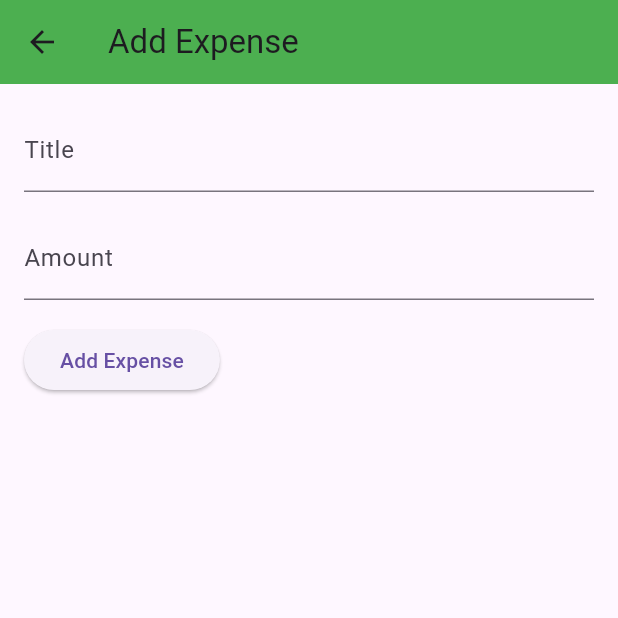
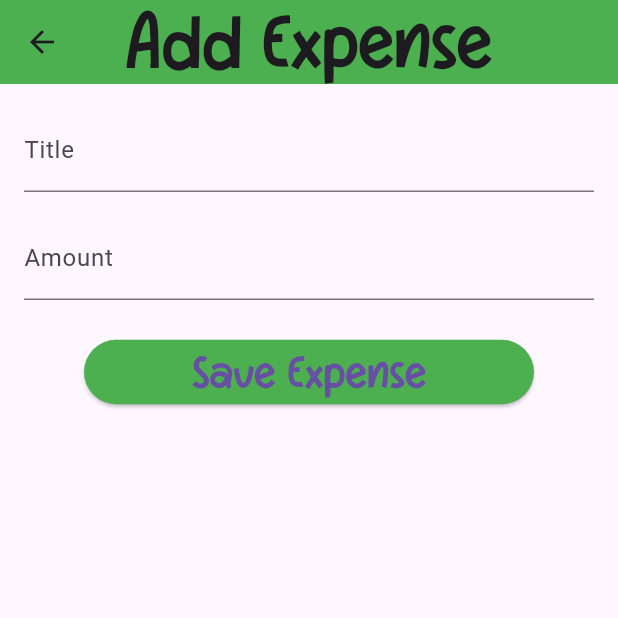
Before and after one commit to nchildressCSS/expense_list, a Flutter app: the screen it shows after launch, after a tap on "Add Expense", on a phone screen of 412 x 824 dp, the top half of it. Run offline on Flutter 3.47's test engine with Material 3 defaults, Android fonts, the phone set to English and light mode, and no system bars; our stand-ins replace hive, hive_flutter; accounts and stored records are empty.

Commit message:
Sprint 3 Completed. Implementation of edit button.

```diff
--- a/lib/models/expense_model.dart
+++ b/lib/models/expense_model.dart
@@ -1,12 +1,11 @@
-// expense_model.dart
 import 'package:hive/hive.dart';
 
 part 'expense_model.g.dart';
 
 @HiveType(typeId: 0)
-class Expense {
+class Expense extends HiveObject {
   @HiveField(0)
-  late int id;
+  late int key;
 
   @HiveField(1)
   late String title;
@@ -14,6 +13,5 @@ class Expense {
   @HiveField(2)
   late double amount;
 
-
-  Expense({required this.id, required this.title, required this.amount});
+  Expense({required this.key, required this.title, required this.amount});
 }
--- a/lib/screens/add_expense_screen.dart
+++ b/lib/screens/add_expense_screen.dart
@@ -1,4 +1,3 @@
-// add_expense_screen.dart
 import 'package:flutter/material.dart';
 import '../hive_database.dart';
 import '../models/expense_model.dart';
@@ -15,45 +14,56 @@ class AddExpenseScreen extends StatefulWidget {
 class _AddExpenseScreenState extends State<AddExpenseScreen> {
   final TextEditingController _titleController = TextEditingController();
   final TextEditingController _amountController = TextEditingController();
-  final HiveDatabase _hiveDatabase = HiveDatabase(); // Declare _hiveDatabase here
+  final HiveDatabase _hiveDatabase = HiveDatabase();
 
   @override
   void initState() {
     super.initState();
 
     if (widget.editingExpense != null) {
-      // If editing an existing expense, populate the fields with its data
       _titleController.text = widget.editingExpense!.title;
       _amountController.text = widget.editingExpense!.amount.toString();
     }
   }
 
-  void _addOrUpdateExpense() async {
+  void _saveExpense() async {
     final String title = _titleController.text;
     final double amount = double.parse(_amountController.text);
-    final DateTime date = DateTime.now();
-
-    final Expense newExpense = Expense(id: widget.editingExpense?.id ?? 0, title: title, amount: amount);
 
     if (widget.editingExpense != null) {
-      // If editing an existing expense, update it
-      await _hiveDatabase.updateExpense(newExpense);
+      final Expense updatedExpense = Expense(
+        key: widget.editingExpense!.key,
+        title: title,
+        amount: amount,
+      );
+
+      await _hiveDatabase.updateExpense(updatedExpense);
+      Navigator.pop(context, updatedExpense); // Return the updated expense
     } else {
-      // If adding a new expense, add it
+      final Expense newExpense = Expense(
+        key: DateTime.now().millisecondsSinceEpoch, // Ensure a unique key
+        title: title,
+        amount: amount,
+      );
       await _hiveDatabase.addExpense(newExpense);
+      Navigator.pop(context, newExpense); // Return the new expense
     }
+  }
 
-    print('Expense added/updated: $newExpense');
-
-    Navigator.pop(context); // Close the add expense screen
-  }
 
   @override
   Widget build(BuildContext context) {
     return Scaffold(
       appBar: AppBar(
-        title: Text(widget.editingExpense != null ? 'Edit Expense' : 'Add Expense'),
+        title: Text(
+          widget.editingExpense != null ? 'Edit Expense' : 'Add Expense',
+          style: const TextStyle(
+            fontFamily: 'BrownFox',
+            fontSize: 50.0,
+          ),
+        ),
         backgroundColor: Colors.green,
+        centerTitle: true,
       ),
       body: Padding(
         padding: const EdgeInsets.all(16.0),
@@ -62,18 +72,44 @@ class _AddExpenseScreenState extends State<AddExpenseScreen> {
           children: [
             TextField(
               controller: _titleController,
-              decoration: InputDecoration(labelText: 'Title'),
+              decoration: const InputDecoration(
+                labelText: 'Title',
+                focusedBorder: UnderlineInputBorder(
+                  borderSide: BorderSide(color: Colors.green),
+                ),
+              ),
             ),
-            SizedBox(height: 16.0),
+            const SizedBox(height: 16.0),
             TextField(
               controller: _amountController,
-              decoration: InputDecoration(labelText: 'Amount'),
+              decoration: const InputDecoration(labelText: 'Amount'),
               keyboardType: TextInputType.number,
             ),
-            SizedBox(height: 16.0),
-            ElevatedButton(
-              onPressed: _addOrUpdateExpense,
-              child: Text(widget.editingExpense != null ? 'Update Expense' : 'Add Expense'),
+            const SizedBox(height: 16.0),
+            Center(
+              child: Padding(
+                padding: const EdgeInsets.all(8.0),
+                child: ElevatedButton(
+                  onPressed: _saveExpense,
+                  style: ButtonStyle(
+                    backgroundColor: MaterialStateProperty.resolveWith<Color>(
+                          (Set<MaterialState> states) {
+                        return Colors.green;
+                      },
+                    ),
+                    minimumSize: MaterialStateProperty.all(const Size(300, 40)),
+                  ),
+                  child: Text(
+                    widget.editingExpense != null
+                        ? 'Update Expense'
+                        : 'Save Expense',
+                    style: const TextStyle(
+                      fontFamily: 'BrownFox',
+                      fontSize: 30.0,
+                    ),
+                  ),
+                ),
+              ),
             ),
           ],
         ),
--- a/lib/screens/expense_tracker.dart
+++ b/lib/screens/expense_tracker.dart
@@ -1,7 +1,7 @@
 import 'package:flutter/material.dart';
 import 'package:expense_list/models/expense_model.dart';
 import 'package:expense_list/hive_database.dart';
-
+import 'package:hive/hive.dart';
 import 'add_expense_screen.dart';
 
 class ExpenseTracker extends StatefulWidget {
@@ -10,8 +10,11 @@ class ExpenseTracker extends StatefulWidget {
 }
 
 class _ExpenseTrackerState extends State<ExpenseTracker> {
+  static const String _expenseBoxName = 'expenses';
+
   final HiveDatabase _hiveDatabase = HiveDatabase();
   List<Expense> expenses = [];
+  int nextExpenseId = 0;
 
   @override
   void initState() {
@@ -19,38 +22,148 @@ class _ExpenseTrackerState extends State<ExpenseTracker> {
     _loadExpenses();
   }
 
+
   Future<void> _loadExpenses() async {
     final loadedExpenses = await _hiveDatabase.getExpenses();
+
     setState(() {
       expenses = loadedExpenses;
     });
+
+    print('Expenses loaded: $expenses');
   }
 
-  Future<void> _deleteExpense(int id) async {
-    await _hiveDatabase.deleteExpense(id);
-    _loadExpenses();
+  Future<void> _deleteExpense(int? id) async {
+    if (id != null) {
+      final expenseIndex = expenses.indexWhere((expense) => expense.key == id);
+      if (expenseIndex != -1) {
+        print('Deleting expense with ID: $id');
+        try {
+          print('Deleting expense with Hive key: ${expenses[expenseIndex].key}');
+          await expenses[expenseIndex].delete();
+          print('Expense deleted with id: $id');
+          setState(() {
+            expenses.removeAt(expenseIndex);
+          });
+        } catch (e) {
+          print('Error deleting expense: $e');
+        }
+      } else {
+        print('Expense not found with ID: $id');
+      }
+    } else {
+      print('Invalid expense ID');
+    }
   }
 
+
   Future<void> _editExpense(Expense expense) async {
-    await Navigator.push(
+    print('Editing expense: $expense');
+
+    final updatedExpense = await Navigator.push(
       context,
       MaterialPageRoute(
         builder: (context) => AddExpenseScreen(editingExpense: expense),
       ),
     );
-    _loadExpenses();
+
+    print('Updated expense from AddExpenseScreen: $updatedExpense');
+
+    if (updatedExpense != null && updatedExpense is Expense) {
+      try {
+        final index = expenses.indexOf(expense);
+
+        if (index != -1) {
+          setState(() {
+            // Update the existing expense in the list
+            expenses[index] = updatedExpense;
+          });
+
+          // Use the original key when updating in Hive
+          await _hiveDatabase.updateExpense(updatedExpense);
+
+          print('Expense updated in UI and Hive');
+        } else {
+          print('Original expense not found in the list');
+        }
+      } catch (e) {
+        print('Error updating expense in Hive or UI: $e');
+      }
+    }
+  }
+
+
+  Future<List<Expense>> getExpenses() async {
+    final box = await Hive.openBox<Expense>(_expenseBoxName);
+    return box.values.toList();
+  }
+
+  double _calculateTotalCost() {
+    return expenses.fold(0.0, (double total, Expense expense) => total + expense.amount);
   }
 
   @override
   Widget build(BuildContext context) {
     return Scaffold(
       appBar: AppBar(
-        title: Text('Expense Tracker'),
+        title: const Text("Expense Tracker",
+          style: TextStyle(
+            fontFamily: 'BrownFox',
+            fontSize: 50.0,
+          ),
+        ),
         backgroundColor: Colors.green,
+        centerTitle: true,
       ),
       body: Column(
-        crossAxisAlignment: CrossAxisAlignment.stretch,
         children: [
+          Expanded(
+            child: ListView.builder(
+              itemCount: expenses.length,
+              itemBuilder: (context, index) {
+                final expense = expenses[index];
+                return ListTile(
+                  title: Text(
+                    expense.title,
+                    style: const TextStyle(
+                        color: Colors.black,
+                        fontSize: 18.0,
+                        fontWeight: FontWeight.bold),
+                  ),
+                  subtitle: Text(
+                    '${expense.amount} \$',
+                    style: const TextStyle(
+                        color: Colors.green,
+                        fontSize: 18.0,
+                        fontWeight: FontWeight.bold),
+                  ),
+                  trailing: Row(
+                    mainAxisSize: MainAxisSize.min,
+                    children: [
+                      IconButton(
+                        icon: Icon(Icons.edit),
+                        onPressed: () => _editExpense(expense),
+                      ),
+                      IconButton(
+                        icon: Icon(Icons.delete),
+                        onPressed: () {
+                          print('Deleting expense with ID: ${expense.key}');
+                          _deleteExpense(expense.key);
+                        },
+                      ),
+                    ],
+                  ),
+                );
+              },
+            ),
+          ),
+          Padding(
+            padding: const EdgeInsets.all(16.0),
+            child: Text(
+              'Total Expenses: \$${_calculateTotalCost().toStringAsFixed(2)}',
+              style: const TextStyle(fontSize: 18.0, fontWeight: FontWeight.bold),
+            ),
+          ),
           Padding(
             padding: const EdgeInsets.all(16.0),
             child: ElevatedButton(
@@ -62,32 +175,19 @@ class _ExpenseTrackerState extends State<ExpenseTracker> {
                   ),
                 ).then((_) => _loadExpenses());
               },
-              child: Text('Add Expense'),
-            ),
-          ),
-          Expanded(
-            child: ListView.builder(
-              itemCount: expenses.length,
-              itemBuilder: (context, index) {
-                final expense = expenses[index];
-                return ListTile(
-                  title: Text(expense.title),
-                  subtitle: Text('${expense.amount} \$'),
-                  trailing: Row(
-                    mainAxisSize: MainAxisSize.min,
-                    children: [
-                      IconButton(
-                        icon: Icon(Icons.edit),
-                        onPressed: () => _editExpense(expense),
-                      ),
-                      IconButton(
-                        icon: Icon(Icons.delete),
-                        onPressed: () => _deleteExpense(expense.id),
-                      ),
-                    ],
-                  ),
-                );
-              },
+              style: ButtonStyle(
+                backgroundColor: MaterialStateProperty.resolveWith<Color>((Set<MaterialState> states) {
+                  return Colors.green;
+                }),
+                minimumSize: MaterialStateProperty.all(const Size(300, 40)),
+              ),
+              child: const Text(
+                'Add Expense',
+                style: TextStyle(
+                  fontFamily: 'BrownFox',
+                  fontSize: 30.0,
+                ),
+              ),
             ),
           ),
         ],
```
Also changed, not shown: lib/hive_database.dart (+14 -3 lines), pubspec.yaml (+4 -4 lines), lib/models/expense_model.g.dart.
